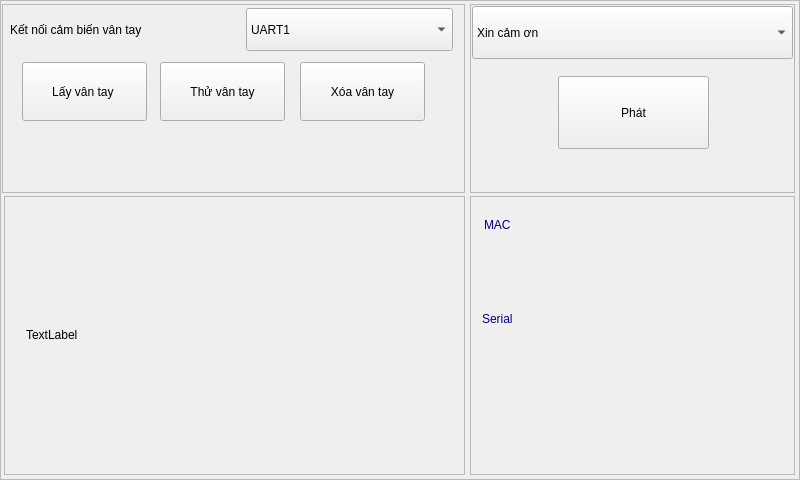
Qt form Ui/MainScreen.ui (Lam-dev/ETM_ELT_deviceTest) before a commit.
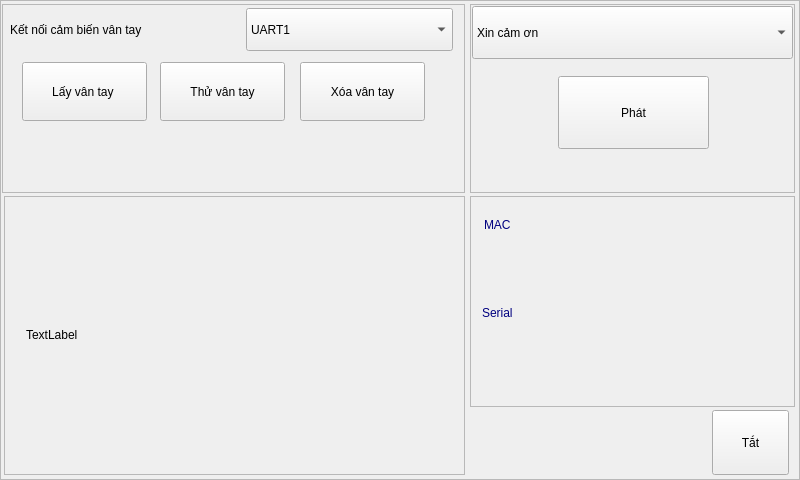
The same form after that commit.

What changed in the file:
```diff
--- a/Ui/MainScreen.ui
+++ b/Ui/MainScreen.ui
@@ -226,7 +226,7 @@
      <x>470</x>
      <y>196</y>
      <width>325</width>
-     <height>279</height>
+     <height>211</height>
     </rect>
    </property>
    <property name="frameShape">
@@ -273,7 +273,7 @@
     <property name="geometry">
      <rect>
       <x>12</x>
-      <y>114</y>
+      <y>108</y>
       <width>117</width>
       <height>17</height>
      </rect>
@@ -290,7 +290,7 @@
     <property name="geometry">
      <rect>
       <x>10</x>
-      <y>158</y>
+      <y>146</y>
       <width>301</width>
       <height>47</height>
      </rect>
@@ -304,6 +304,19 @@
     </property>
    </widget>
   </widget>
+  <widget class="QPushButton" name="pushButton_close">
+   <property name="geometry">
+    <rect>
+     <x>712</x>
+     <y>410</y>
+     <width>77</width>
+     <height>65</height>
+    </rect>
+   </property>
+   <property name="text">
+    <string>Tắt</string>
+   </property>
+  </widget>
  </widget>
  <resources/>
  <connections/>
```
